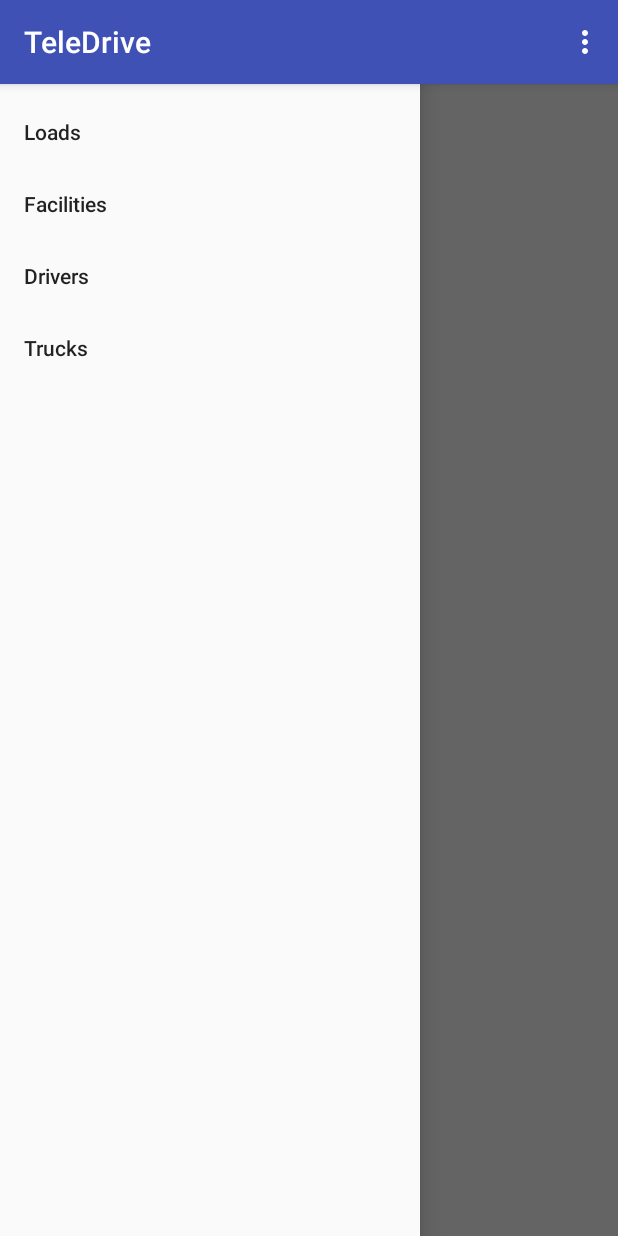
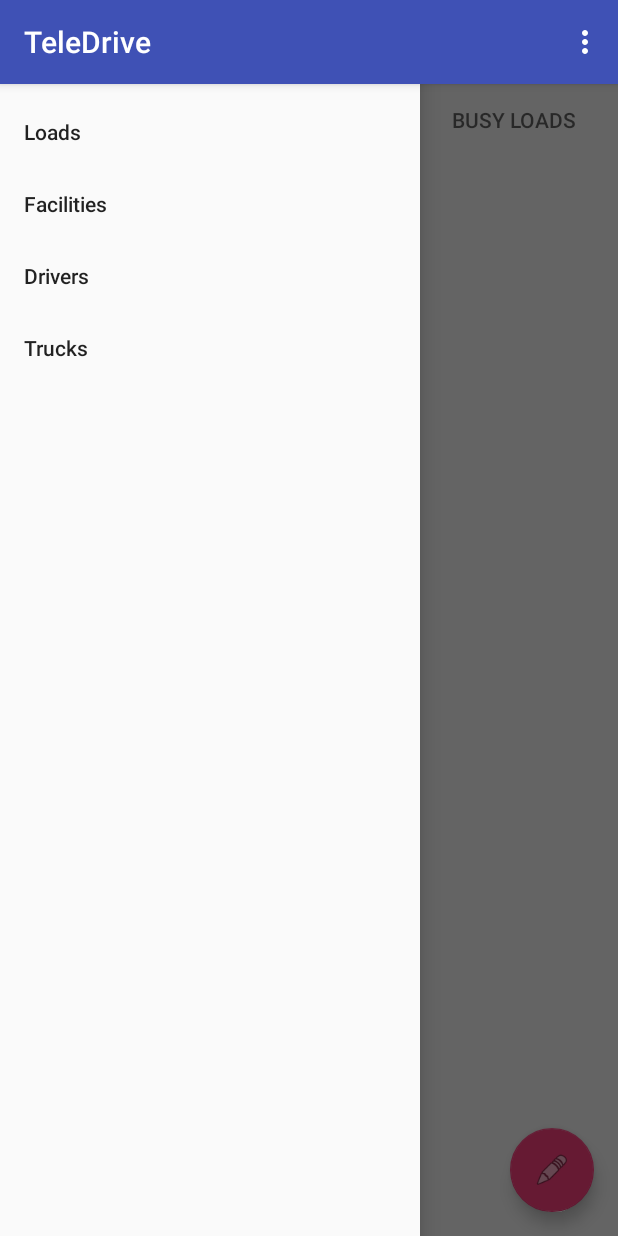
Before and after one commit to BananaBeard/TeleDrive, an Android app: the fragment TrucksFragment placed in its activity, with the side drawer open, on a phone screen of 412 x 824 dp. Run offline under Robolectric (Android 15) with nearby library versions, the phone set to English and light mode, and no system bars; our stand-ins replace Firebase (no records; nobody signed in at launch, a user with empty details on screens opened directly).

Commit message:
Basic implementation of trucks section.

```diff
--- a/app/build.gradle
+++ b/app/build.gradle
@@ -45,4 +45,5 @@ dependencies {
 
 
 
+
 apply plugin: 'com.google.gms.google-services'
--- a/app/src/main/AndroidManifest.xml
+++ b/app/src/main/AndroidManifest.xml
@@ -22,7 +22,9 @@
         </activity>
         <activity android:name=".MainActivity" />
         <activity android:name=".LoadDetailActivity" />
-        <activity android:name=".NewLoadActivity"/>
+        <activity android:name=".NewLoadActivity" />
+        <activity android:name=".TruckDetailActivity" />
+        <activity android:name=".NewTruckActivity" />
     </application>
 
 </manifest>
--- a/app/src/main/java/com/kovalenko/teledrive/fragments/LoadsFragment.kt
+++ b/app/src/main/java/com/kovalenko/teledrive/fragments/LoadsFragment.kt
@@ -47,6 +47,5 @@ class LoadsFragment: Fragment() {
             val intent = Intent(activity, NewLoadActivity::class.java)
             startActivity(intent)
         }
-
     }
 }
--- a/app/src/main/java/com/kovalenko/teledrive/fragments/TrucksFragment.kt
+++ b/app/src/main/java/com/kovalenko/teledrive/fragments/TrucksFragment.kt
@@ -1,12 +1,52 @@
 package com.kovalenko.teledrive.fragments
 
+import android.content.Intent
 import android.os.Bundle
 import android.support.v4.app.Fragment
+import android.support.v4.app.FragmentPagerAdapter
+import android.support.v4.view.PagerAdapter
 import android.view.LayoutInflater
+import android.view.View
 import android.view.ViewGroup
+import com.kovalenko.teledrive.NewTruckActivity
 import com.kovalenko.teledrive.R
+import com.kovalenko.teledrive.fragments.listfragments.load.AllLoadsFragment
+import com.kovalenko.teledrive.fragments.listfragments.truck.AllTrucksFragment
+import kotlinx.android.synthetic.main.fragment_trucks.*
 
 class TrucksFragment: Fragment() {
+
+    private lateinit var mPagerAdapter: PagerAdapter
+
     override fun onCreateView(inflater: LayoutInflater, container: ViewGroup?, savedInstanceState: Bundle?) =
             inflater.inflate(R.layout.fragment_trucks, container, false)
+
+    override fun onViewCreated(view: View?, savedInstanceState: Bundle?) {
+        super.onViewCreated(view, savedInstanceState)
+
+        mPagerAdapter = object : FragmentPagerAdapter(activity!!.supportFragmentManager) {
+            val mFragments = arrayOf(
+                    AllTrucksFragment(),
+                    AllTrucksFragment(),
+                    AllTrucksFragment()
+            )
+            val mFragmentNames = arrayOf(
+                    "All truck",
+                    "Avl trucks",
+                    "Busy loads"
+            )
+
+            override fun getItem(position: Int) = mFragments[position]
+            override fun getCount() = mFragments.size
+            override fun getPageTitle(position: Int) = mFragmentNames[position]
+        }
+
+        container_truck.adapter = mPagerAdapter
+        tabs_truck.setupWithViewPager(container_truck)
+
+        fab_new_truck.setOnClickListener {
+            val intent = Intent(activity, NewTruckActivity::class.java)
+            startActivity(intent)
+        }
+    }
 }
--- /dev/null
+++ b/app/src/main/java/com/kovalenko/teledrive/fragments/listfragments/truck/AllTrucksFragment.kt
@@ -0,0 +1,13 @@
+package com.kovalenko.teledrive.fragments.listfragments.truck
+
+import com.google.firebase.database.DatabaseReference
+import com.google.firebase.database.Query
+
+class AllTrucksFragment : TruckListFragment() {
+    override fun getQuery(databaseReference: DatabaseReference): Query {
+        var allTrucksQuery = databaseReference.child("trucks")
+                .limitToFirst(1000)
+
+        return allTrucksQuery
+    }
+}
--- a/app/src/main/java/com/kovalenko/teledrive/fragments/listfragments/truck/TruckListFragment.kt
+++ b/app/src/main/java/com/kovalenko/teledrive/fragments/listfragments/truck/TruckListFragment.kt
@@ -1,5 +1,6 @@
 package com.kovalenko.teledrive.fragments.listfragments.truck
 
+import android.content.Intent
 import android.os.Bundle
 import android.support.v4.app.Fragment
 import android.support.v7.widget.LinearLayoutManager
@@ -8,9 +9,13 @@ import android.view.LayoutInflater
 import android.view.View
 import android.view.ViewGroup
 import com.firebase.ui.database.FirebaseRecyclerAdapter
+import com.firebase.ui.database.FirebaseRecyclerOptions
+import com.google.firebase.auth.FirebaseAuth
 import com.google.firebase.database.DatabaseReference
 import com.google.firebase.database.FirebaseDatabase
+import com.google.firebase.database.Query
 import com.kovalenko.teledrive.R
+import com.kovalenko.teledrive.TruckDetailActivity
 import com.kovalenko.teledrive.models.Truck
 import com.kovalenko.teledrive.viewholder.TruckViewHolder
 
@@ -27,9 +32,67 @@ abstract class TruckListFragment: Fragment() {
         var rootView = inflater.inflate(R.layout.fragment_truck_list, container, false)
 
         mDatabase = FirebaseDatabase.getInstance().reference
-        mRecycler = rootView.findViewById(R.id.loads_list)
+        mRecycler = rootView.findViewById(R.id.trucks_list)
         mRecycler.setHasFixedSize(true)
 
         return rootView
     }
+
+    override fun onActivityCreated(savedInstanceState: Bundle?) {
+        super.onActivityCreated(savedInstanceState)
+
+        mManager = LinearLayoutManager(activity)
+        mManager.reverseLayout = true
+        mManager.stackFromEnd = true
+        mRecycler.layoutManager = mManager
+
+        var trucksQuery = getQuery(mDatabase)
+
+        var options = FirebaseRecyclerOptions.Builder<Truck>()
+                .setQuery(trucksQuery, Truck::class.java)
+                .build()
+
+        mAdapter = object: FirebaseRecyclerAdapter<Truck, TruckViewHolder>(options) {
+            override fun onBindViewHolder(holder: TruckViewHolder?, position: Int, model: Truck?) {
+                val truckRef = getRef(position)
+                val truckKey = truckRef.key
+
+                holder!!.itemView.setOnClickListener {
+                    val intent = Intent(activity, TruckDetailActivity::class.java)
+                    intent.putExtra(TruckDetailActivity.EXTRA_TRUCK_KEY, truckKey)
+                    startActivity(intent)
+                }
+                holder.bindToTruck(model!!)
+            }
+
+            override fun onCreateViewHolder(parent: ViewGroup?, viewType: Int): TruckViewHolder {
+                var inflater = LayoutInflater.from(parent!!.context)
+
+                return TruckViewHolder(inflater.inflate(R.layout.item_truck, parent, false))
+            }
+        }
+        mRecycler.adapter = mAdapter
+    }
+
+    override fun onStart() {
+        super.onStart()
+        if (mAdapter != null) {
+            mAdapter.startListening()
+        }
+    }
+
+    override fun onStop() {
+        super.onStop()
+        if (mAdapter != null) {
+            mAdapter.stopListening()
+        }
+    }
+
+    fun getUid() = FirebaseAuth.getInstance().currentUser!!.uid
+
+    abstract fun getQuery(databaseReference: DatabaseReference): Query
+
+    companion object {
+        private val TAG = "TruckListFragment"
+    }
 }
--- a/app/src/main/res/layout/fragment_trucks.xml
+++ b/app/src/main/res/layout/fragment_trucks.xml
@@ -1,14 +1,26 @@
 <?xml version="1.0" encoding="utf-8"?>
-<RelativeLayout
-    xmlns:android="http://schemas.android.com/apk/res/android" android:layout_width="match_parent"
-    android:layout_height="match_parent">
+<RelativeLayout xmlns:android="http://schemas.android.com/apk/res/android"
+    android:layout_width="match_parent"
+    android:layout_height="match_parent"
+    xmlns:app="http://schemas.android.com/apk/res-auto">
 
-    <TextView
-        style="@style/TextAppearance.AppCompat.Medium"
+    <android.support.design.widget.TabLayout
+        android:id="@+id/tabs_truck"
+        android:layout_width="match_parent"
+        android:layout_height="wrap_content" />
+
+    <android.support.v4.view.ViewPager
+        android:id="@+id/container_truck"
+        android:layout_width="match_parent"
+        android:layout_height="match_parent"
+        android:layout_below="@+id/tabs_truck" />
+
+    <android.support.design.widget.FloatingActionButton
+        android:id="@+id/fab_new_truck"
         android:layout_width="wrap_content"
         android:layout_height="wrap_content"
-        android:layout_gravity="center_vertical"
-        android:layout_marginLeft="10dp"
-        android:text="trucks fragment"
-        />
+        android:layout_alignParentBottom="true"
+        android:layout_alignParentRight="true"
+        android:layout_margin="16dp"
+        app:srcCompat="@android:drawable/ic_menu_edit" />
 </RelativeLayout>
```
Also changed, not shown: app/src/main/java/com/kovalenko/teledrive/NewTruckActivity.kt (+52 -1 lines), app/src/main/java/com/kovalenko/teledrive/TruckDetailActivity.kt (added, +17 -0 lines), app/src/main/res/layout/activity_new_truck.xml (added, +70 -0 lines), app/src/main/res/layout/activity_truck_detail.xml (added, +9 -0 lines).
